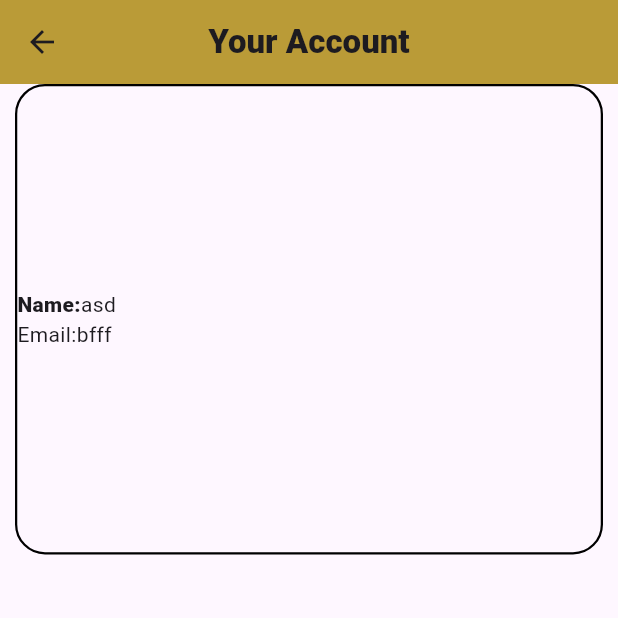
After one commit to ChwaseH55/SD27, a Flutter app: the UserProfileScreen screen opened by its route, on a phone screen of 412 x 824 dp, the top half of it. The commit adds this screen. Run offline on Flutter 3.47's test engine with Material 3 defaults, Android fonts, the light colour scheme and no system bars; our stand-ins replace carousel_slider.

Commit message:
new stuff

```diff
--- a/mobile/lib/main.dart
+++ b/mobile/lib/main.dart
@@ -9,6 +9,7 @@ import 'package:coffee_card/screens/announcement_creation.dart';
 import 'package:coffee_card/screens/announcementdetail_screen.dart';
 import 'package:coffee_card/screens/forumcreation_screen.dart';
 import 'package:coffee_card/screens/disscusisonpost_info.dart';
+import 'package:coffee_card/screens/userprofile_screen.dart';
 import 'package:flutter/material.dart';
 
 final GlobalKey<NavigatorState> navigatorKey = GlobalKey<NavigatorState>();
@@ -31,6 +32,7 @@ void main() => runApp(MaterialApp(
     '/anncCrea': (context) => const AnnouncementCreationScreen(),
     '/anncDetail': (context) => const AnnouncementdetailScreen(),
     '/tes': (context) => const DisscusisonpostInfoScreen(),
+    '/pro': (context) => const UserProfileScreen(),
     PostsScreenInfo.routeName: (context) =>
         const PostsScreenInfo(),
   }
--- a/mobile/lib/screens/main_menu.dart
+++ b/mobile/lib/screens/main_menu.dart
@@ -14,6 +14,18 @@ class MainMenu extends StatelessWidget {
           ),
           centerTitle: true,
           backgroundColor: const Color.fromRGBO(186, 155, 55, 1),
+          actions: <Widget>[
+    IconButton(
+      icon: const Icon(
+        Icons.account_circle_rounded,
+        color: Colors.white,
+      ),
+      onPressed: () {
+        Navigator.pushNamed(context, '/pro');
+      },
+    )
+  ],
+
         ),
         drawer: Drawer(
           child: ListView(
--- /dev/null
+++ b/mobile/lib/screens/userprofile_screen.dart
@@ -0,0 +1,52 @@
+import 'package:coffee_card/widgets/forumcreation_widget.dart';
+import 'package:flutter/material.dart';
+import 'package:coffee_card/widgets/creationformplus.dart';
+
+class UserProfileScreen extends StatelessWidget {
+  const UserProfileScreen({super.key});
+
+  @override
+  Widget build(BuildContext context) {
+    double height = MediaQuery.sizeOf(context).height;
+
+    return Scaffold(
+        appBar: AppBar(
+          title: const Text(
+            'Your Account',
+            style: TextStyle(fontWeight: FontWeight.w900),
+          ),
+          centerTitle: true,
+          backgroundColor: const Color.fromRGBO(186, 155, 55, 1),
+        ),
+        body: SizedBox(
+          height: height*0.4,
+          child: Padding(
+              padding: const EdgeInsets.only(bottom: 8, left: 5, right: 5),
+              child: Padding(
+                  padding: const EdgeInsets.only(bottom: 8, left: 5, right: 5),
+                  child: Container(
+                      decoration: BoxDecoration(
+                          border: Border.all(color: Colors.black, width: 1.5),
+                          borderRadius:
+                              const BorderRadius.all(Radius.circular(20))),
+                      child: const Column(
+                        crossAxisAlignment: CrossAxisAlignment.center,
+                        mainAxisAlignment: MainAxisAlignment.center,
+                        children: <Widget>[
+                          Align(
+                            alignment: Alignment.center,
+                            child: Column(
+                              children: <Widget>[
+                                Row(
+                                  children: <Widget>[Text('Name:', style: TextStyle(fontWeight: FontWeight.w900)), Text('asd')],
+                                ),Row(
+                                  children: <Widget>[Text('Email:'), Text('bfff')],
+                                )
+                              ],
+                            )
+                          )
+                        ],
+                      )))))
+        );
+  }
+}
```
